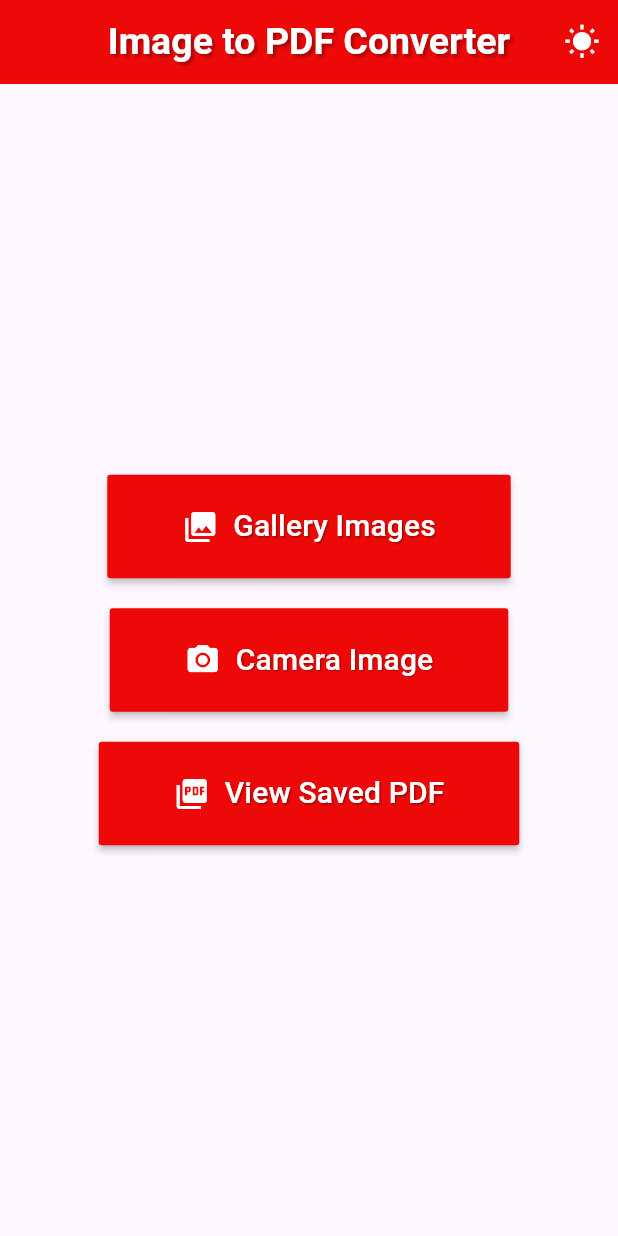
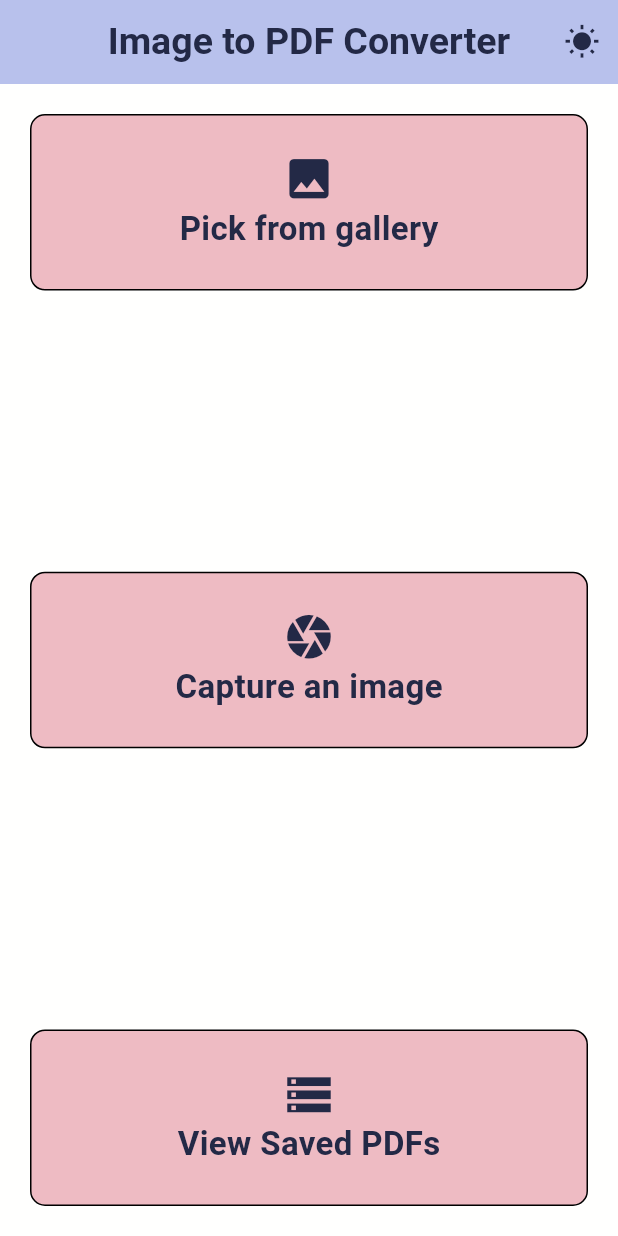
Before and after one commit to Nirinsha786/image2pdf_easyconvert, a Flutter app: the screen it shows after launch, on a phone screen of 412 x 824 dp. Run offline on Flutter 3.47's test engine with Material 3 defaults, Android fonts, the phone set to English and light mode, and no system bars; our stand-ins replace gap, image_picker, loading_animation_widget, open_file, permission_handler, share_plus; missing offline and left inert: external_path, media_scanner.

Commit message:
Design changed

```diff
--- /dev/null
+++ b/lib/custom_icon_button.dart
@@ -0,0 +1,55 @@
+import 'package:flutter/material.dart';
+
+class CustomIconButton extends StatelessWidget {
+  final IconData icon;
+  final Color color;
+  final Color backgroundColor;
+  final VoidCallback onTap;
+  final String tooltip;
+  final String title;
+
+  const CustomIconButton({
+    super.key,
+    required this.icon,
+    required this.color,
+    required this.backgroundColor,
+    required this.onTap,
+    required this.tooltip,
+    required this.title,
+  });
+
+  @override
+  Widget build(BuildContext context) {
+    return GestureDetector(
+      onTap: onTap,
+      child: Tooltip(
+        message: tooltip,
+        child: Container(
+          height: MediaQuery.sizeOf(context).height/7,
+          decoration: BoxDecoration(
+            color: backgroundColor,
+            borderRadius: BorderRadius.circular(10),
+            border: Border.all(color: Colors.black),
+          ),
+          child: Center(
+            child: Column(
+              mainAxisAlignment: MainAxisAlignment.center,
+              crossAxisAlignment: CrossAxisAlignment.center,
+              children: [
+                Icon(
+                  icon,
+                  color: color,
+                  size: 35,
+                ),
+                Text(
+                  title,
+                  style: TextStyle(color: color,fontWeight: FontWeight.bold,fontSize: 22),
+                ),
+              ],
+            ),
+          ),
+        ),
+      ),
+    );
+  }
+}
--- a/lib/main.dart
+++ b/lib/main.dart
@@ -1,6 +1,6 @@
 import 'package:flutter/material.dart';
+import 'package:image2pdf_easyconvert/main_page.dart';
 import 'package:permission_handler/permission_handler.dart';
-import 'package:image2pdf_easyconvert/main_page.dart';
 
 void main() {
   runApp(const Image2PDFEasyConvert());
@@ -42,7 +42,13 @@ class _Image2PDFEasyConvertState extends State<Image2PDFEasyConvert> {
   Widget build(BuildContext context) {
     return MaterialApp(
       debugShowCheckedModeBanner: false,
-      theme: _isDarkTheme ? ThemeData.dark() : ThemeData.light(),
+      // theme: _isDarkTheme
+      //     ? ThemeData.dark(useMaterial3: true)
+      //     : ThemeData.light(useMaterial3: true),
+      theme: _isDarkTheme
+          ? ThemeData(scaffoldBackgroundColor: const Color(0xff232946))
+          : ThemeData(scaffoldBackgroundColor: const Color(0xfffffffe)),
+      themeMode: _isDarkTheme ? ThemeMode.dark : ThemeMode.light,
       home: MainPage(
         onToggleTheme: _toggleTheme,
         isDarkTheme: _isDarkTheme,
--- a/lib/main_page.dart
+++ b/lib/main_page.dart
@@ -1,10 +1,11 @@
+import 'package:external_path/external_path.dart';
 import 'package:flutter/material.dart';
 import 'package:gap/gap.dart';
 import 'package:image2pdf_easyconvert/created_pdfs_page.dart';
+import 'package:image2pdf_easyconvert/custom_icon_button.dart';
 import 'package:image2pdf_easyconvert/images_list.dart';
 import 'package:image2pdf_easyconvert/selected_images.dart';
 import 'package:image_picker/image_picker.dart';
-import 'package:external_path/external_path.dart';
 
 class MainPage extends StatefulWidget {
   final VoidCallback onToggleTheme;
@@ -84,62 +85,98 @@ class _MainPageState extends State<MainPage> {
   Widget build(BuildContext context) {
     return Scaffold(
       appBar: AppBar(
-        title: Text(
+        title: const Text(
           "Image to PDF Converter",
           style: TextStyle(
             fontSize: 25,
             fontWeight: FontWeight.bold,
-            shadows: [
-              Shadow(
-                color: Colors.black.withOpacity(0.3),
-                offset: const Offset(2, 2),
-                blurRadius: 2,
-              ),
-            ],
+            color: Color(0xff232946),
           ),
         ),
         centerTitle: true,
-        backgroundColor: const Color(0xFFEE0909),
-        foregroundColor: Colors.white,
+        backgroundColor: const Color(0xffb8c1ec),
+
         actions: [
           Semantics(
             label: widget.isDarkTheme
                 ? 'Switch to Light Theme'
                 : 'Switch to Dark Theme',
             child: IconButton(
-              icon:
-                  Icon(widget.isDarkTheme ? Icons.nights_stay : Icons.wb_sunny),
+              icon: Icon(
+                widget.isDarkTheme ? Icons.nights_stay : Icons.wb_sunny,
+                color: const Color(0xff232946),
+              ),
               onPressed: widget.onToggleTheme,
             ),
           ),
         ],
       ),
-      body: Center(
+      // body: Center(
+      //   child: Column(
+      //     mainAxisSize: MainAxisSize.min,
+      //     children: [
+      //       _buildButton(
+      //         label: 'Pick Images from Gallery',
+      //         onPressed: _pickGalleryImages,
+      //         icon: Icons.photo_library,
+      //         buttonText: "Gallery Images",
+      //         fontSize: 20,
+      //       ),
+      //       const Gap(20),
+      //       _buildButton(
+      //         label: 'Capture Image with Camera',
+      //         onPressed: _captureCameraImage,
+      //         icon: Icons.camera_alt,
+      //         buttonText: "Camera Image",
+      //         fontSize: 20,
+      //       ),
+      //       const Gap(20),
+      //       _buildButton(
+      //         label: 'View Saved PDFs',
+      //         onPressed: _showCreatedPDFs,
+      //         icon: Icons.picture_as_pdf,
+      //         buttonText: "View Saved PDF",
+      //         fontSize: 20,
+      //       ),
+      //     ],
+      //   ),
+      // ),
+      body: Container(
+        height: double.infinity,
+        width: double.infinity,
+        padding: const EdgeInsets.symmetric(horizontal: 20, vertical: 20),
         child: Column(
-          mainAxisSize: MainAxisSize.min,
+          mainAxisAlignment: MainAxisAlignment.spaceBetween,
           children: [
-            _buildButton(
-              label: 'Pick Images from Gallery',
-              onPressed: _pickGalleryImages,
-              icon: Icons.photo_library,
-              buttonText: "Gallery Images",
-              fontSize: 20,
+            Semantics(
+              child: CustomIconButton(
+                icon: Icons.photo,
+                color: const Color(0xff232946),
+                backgroundColor: const Color(0xffeebbc3),
+                onTap: _pickGalleryImages,
+                tooltip: "Pick an image from gallery",
+                title: "Pick from gallery",
+              ),
             ),
-            const Gap(20),
-            _buildButton(
-              label: 'Capture Image with Camera',
-              onPressed: _captureCameraImage,
-              icon: Icons.camera_alt,
-              buttonText: "Camera Image",
-              fontSize: 20,
+            Semantics(
+              child: CustomIconButton(
+                icon: Icons.camera,
+                color: const Color(0xff232946),
+                backgroundColor: const Color(0xffeebbc3),
+                onTap: _captureCameraImage,
+                tooltip: "Capture an image from camera",
+                title: "Capture an image",
+              ),
             ),
-            const Gap(20),
-            _buildButton(
-              label: 'View Saved PDFs',
-              onPressed: _showCreatedPDFs,
-              icon: Icons.picture_as_pdf,
-              buttonText: "View Saved PDF",
-              fontSize: 20,
+            Semantics(
+              child: CustomIconButton(
+                icon: Icons.storage,
+                color: const Color(0xff232946),
+                backgroundColor: const Color(0xffeebbc3),
+                onTap: _showCreatedPDFs,
+                tooltip: "Can see saved PDF's",
+                title: "View Saved PDFs",
+              ),
             ),
           ],
         ),
```
Also changed, not shown: 6 other files.
